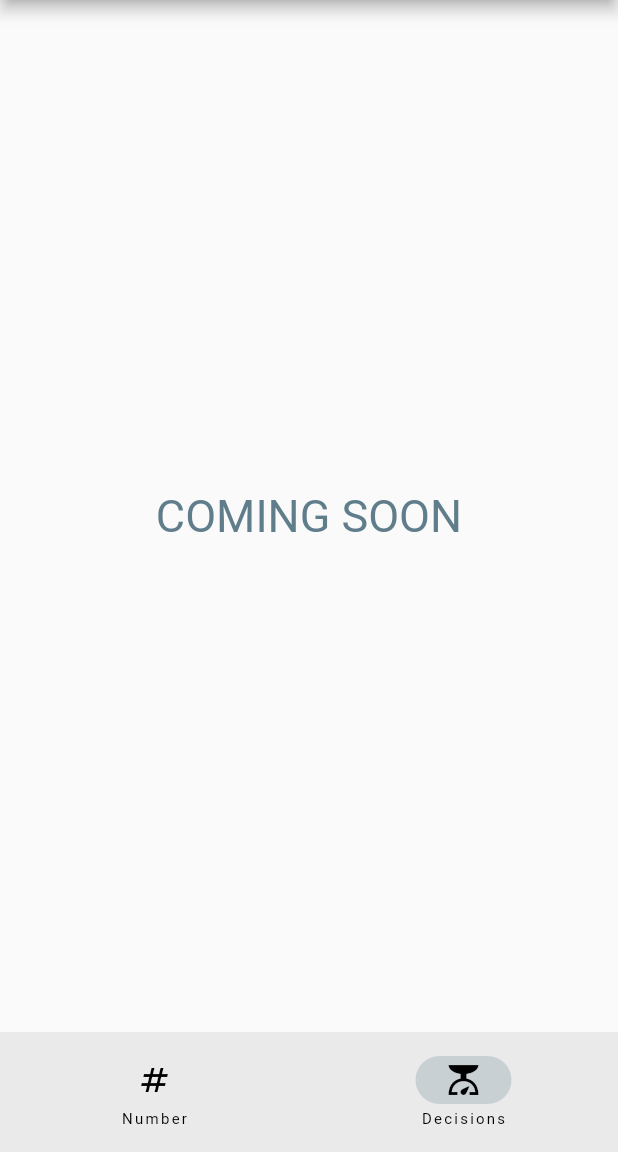
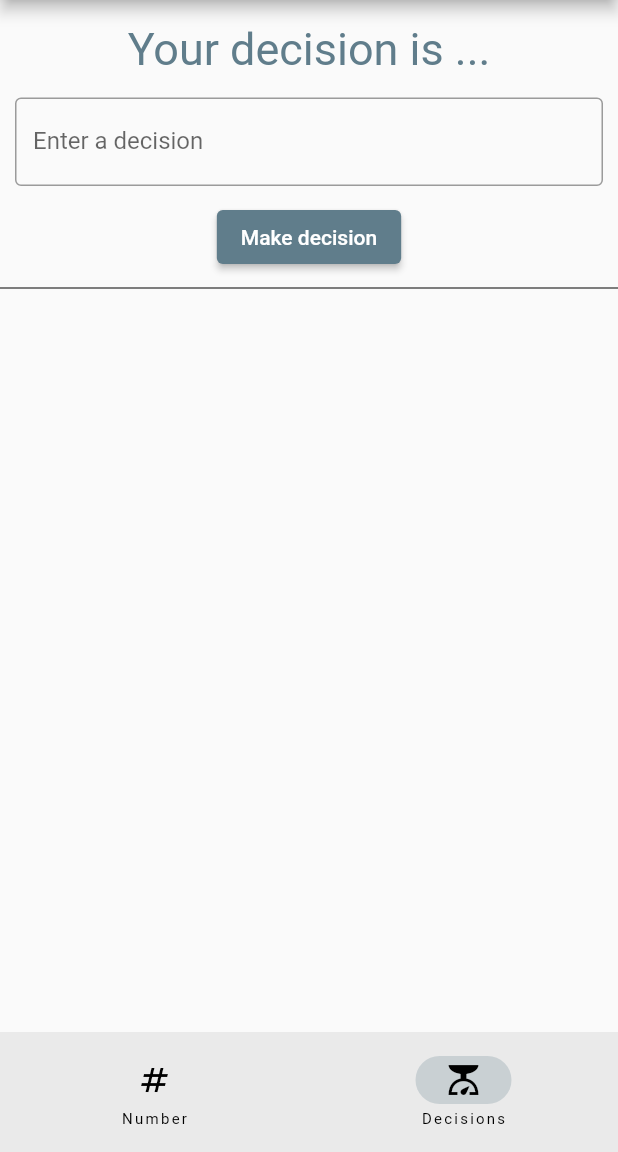
Before and after one commit to jameslinley/RandomGeneratorApp, a Flutter app: the screen it shows after launch, item 2 of the bottom bar chosen, on a phone screen of 412 x 824 dp, the part 84-1236 px from its top. Run offline on Flutter 3.47's test engine with Material 2 defaults, Android fonts, the phone set to English and light mode, and no system bars; drawn by our look-alikes of animated_text_kit.

Commit message:
Added decision input text field, make decision button which currently changes value of the text at the top of the page to the value of the input

```diff
--- a/random_generator_app/lib/decision_page.dart
+++ b/random_generator_app/lib/decision_page.dart
@@ -1,21 +1,73 @@
 import 'package:animated_text_kit/animated_text_kit.dart';
 import 'package:flutter/material.dart';
 
-class DecisionPage extends StatelessWidget {
+class DecisionPage extends StatefulWidget {
   const DecisionPage({super.key});
 
   @override
+  State<DecisionPage> createState() => _DecisionPageState();
+}
+
+class _DecisionPageState extends State<DecisionPage> {
+  TextEditingController decisionInput = TextEditingController();
+  String decisionTxt = 'Your decision is ...';
+
+  @override
   Widget build(BuildContext context) {
-    return Center(
-        child: AnimatedTextKit(
-      animatedTexts: [
-        WavyAnimatedText('COMING SOON',
-            textStyle: const TextStyle(
-              color: Colors.blueGrey,
-              fontSize: 30,
-            )),
-      ],
-      repeatForever: true,
-    ));
+    return Scaffold(
+      body: Column(
+        children: [
+          SizedBox(
+            height: 10,
+          ),
+          Container(
+            alignment: Alignment.topCenter,
+            margin: const EdgeInsets.all(5),
+            child: Text(
+              decisionTxt,
+              style: const TextStyle(fontSize: 30, color: Colors.blueGrey),
+            ),
+          ),
+          Container(
+            margin: const EdgeInsets.all(5),
+            padding: const EdgeInsets.all(5),
+            child: TextField(
+              controller: decisionInput,
+              decoration: const InputDecoration(
+                border: OutlineInputBorder(),
+                labelText: 'Enter a decision',
+              ),
+            ),
+          ),
+          ElevatedButton(
+            onPressed: () {
+              setState(
+                () {
+                  decisionTxt = decisionInput.text;
+                  decisionInput.clear();
+                },
+              );
+            },
+            child: const Text('Make decision'),
+          ),
+          const Divider(
+            color: Colors.black,
+            height: 20,
+          )
+        ],
+      ),
+    );
   }
 }
+
+// animated text code
+// child: AnimatedTextKit(
+//         animatedTexts: [
+//           WavyAnimatedText('COMING SOON',
+//               textStyle: const TextStyle(
+//                 color: Colors.blueGrey,
+//                 fontSize: 30,
+//               )),
+//         ],
+//         repeatForever: true,
+//       ),
--- a/random_generator_app/lib/main.dart
+++ b/random_generator_app/lib/main.dart
@@ -1,7 +1,6 @@
 import 'package:flutter/material.dart';
 import 'package:random_generator_app/number_page.dart';
 import 'package:random_generator_app/decision_page.dart';
-import 'package:animated_text_kit/animated_text_kit.dart';
 
 void main() {
   runApp(const MyApp());
```
